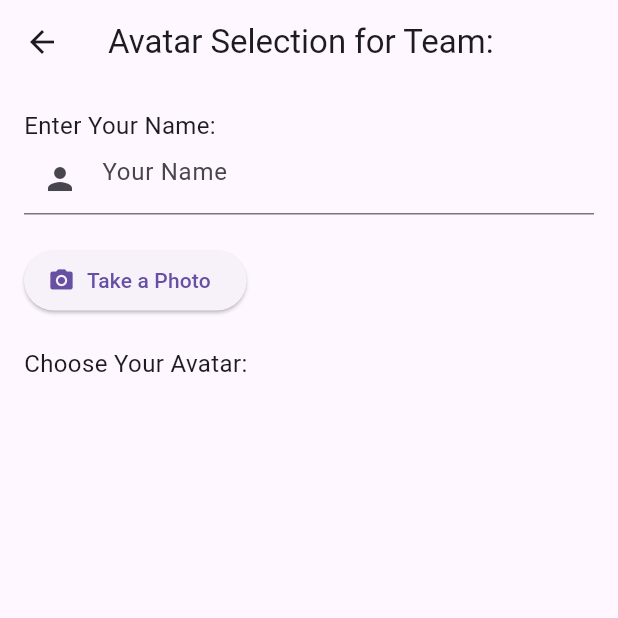
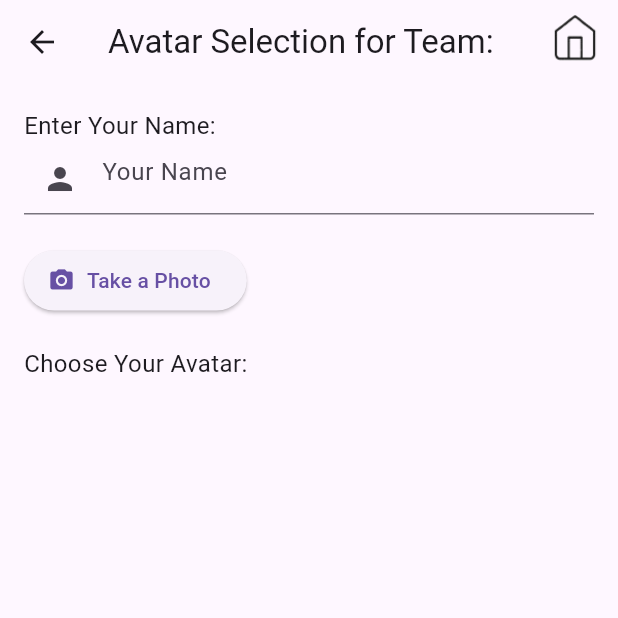
Before and after one commit to Stavriana/3phased, a Flutter app: the AvatarSelectionScreen screen opened directly with empty values, after a tap on "Save", on a phone screen of 412 x 824 dp, the top half of it. Run offline on Flutter 3.47's test engine with Material 3 defaults, Android fonts, the phone set to English and light mode, and no system bars; our stand-ins replace cloud_firestore, firebase_auth, firebase_core, firebase_storage, get, google_sign_in and 2 more; accounts and stored records are empty.

Commit message:
Fixes final

```diff
--- a/lib/views/avatar_setup.dart
+++ b/lib/views/avatar_setup.dart
@@ -4,6 +4,7 @@ import 'package:firebase_storage/firebase_storage.dart';
 import 'package:image_picker/image_picker.dart';
 import 'dart:io';
 import 'chat_display.dart';
+import 'code_input_view.dart'; // Import the CodeInputView
 
 class AvatarSelectionScreen extends StatefulWidget {
   final String roomCode;
@@ -19,7 +20,6 @@ class AvatarSelectionScreenState extends State<AvatarSelectionScreen> {
   String? selectedAvatarUrl;
   final TextEditingController nameController = TextEditingController();
 
-  /// Function to pick an image and upload to Firebase Storage
   Future<void> _takePhotoAndUpload() async {
     final picker = ImagePicker();
     final XFile? image = await picker.pickImage(source: ImageSource.camera);
@@ -54,8 +54,6 @@ class AvatarSelectionScreenState extends State<AvatarSelectionScreen> {
     }
   }
 
-  /// Function to save player data
-  /// Function to save player data
   Future<void> savePlayerData() async {
     if (nameController.text.isEmpty || selectedAvatarUrl == null) {
       if (mounted) {
@@ -72,20 +70,12 @@ Future<void> savePlayerData() async {
         'avatar': selectedAvatarUrl,
       };
 
-    // Update player data in the `chosen` field
-    await FirebaseFirestore.instance
-        .collection('Rooms')
-        .doc(widget.roomCode)
-        .update({
+      await FirebaseFirestore.instance.collection('Rooms').doc(widget.roomCode).update({
         'chosen': FieldValue.arrayUnion([playerData]),
       });
 
-    // Update player data in the specific team's players list
       final teamPath = 'ourteams.${widget.team}.players';
-    await FirebaseFirestore.instance
-        .collection('Rooms')
-        .doc(widget.roomCode)
-        .update({
+      await FirebaseFirestore.instance.collection('Rooms').doc(widget.roomCode).update({
         teamPath: FieldValue.arrayUnion([playerData]),
       });
 
@@ -95,7 +85,6 @@ Future<void> savePlayerData() async {
         const SnackBar(content: Text('Player added successfully')),
       );
 
-    // Navigate to the gameplay screen or next stage
       if (mounted) {
         Navigator.pushReplacement(
           context,
@@ -121,6 +110,24 @@ Future<void> savePlayerData() async {
     return Scaffold(
       appBar: AppBar(
         title: Text('Avatar Selection for Team: ${widget.team}'),
+        actions: [
+          GestureDetector(
+            onTap: () {
+              Navigator.pushReplacement(
+                context,
+                MaterialPageRoute(builder: (context) => const CodeInputView()),
+              );
+            },
+            child: Padding(
+              padding: const EdgeInsets.all(8.0),
+              child: Image.asset(
+                'assets/images/house.png',
+                width: 40,
+                height: 40,
+              ),
+            ),
+          ),
+        ],
       ),
       body: Padding(
         padding: const EdgeInsets.all(16.0),
--- a/lib/views/set_it_up_page.dart
+++ b/lib/views/set_it_up_page.dart
@@ -135,7 +135,7 @@ class SetItUpPage extends StatelessWidget {
                               );
 
                               // Navigate to TeamsSet page
-                              Get.to(() => TeamWordsScreen(roomCode: roomCode));
+                              Get.to(() => TeamsSet(roomCode: roomCode));
 
 
                               // Show success message
```
Also changed, not shown: lib/views/another_player_ow.dart (+7 -1 lines), lib/views/another_player_p.dart (+7 -1 lines), lib/views/another_player_sw.dart (+7 -1 lines), lib/views/say_what.dart (+7 -2 lines). Lines whose indentation alone changed are shown as unchanged.
